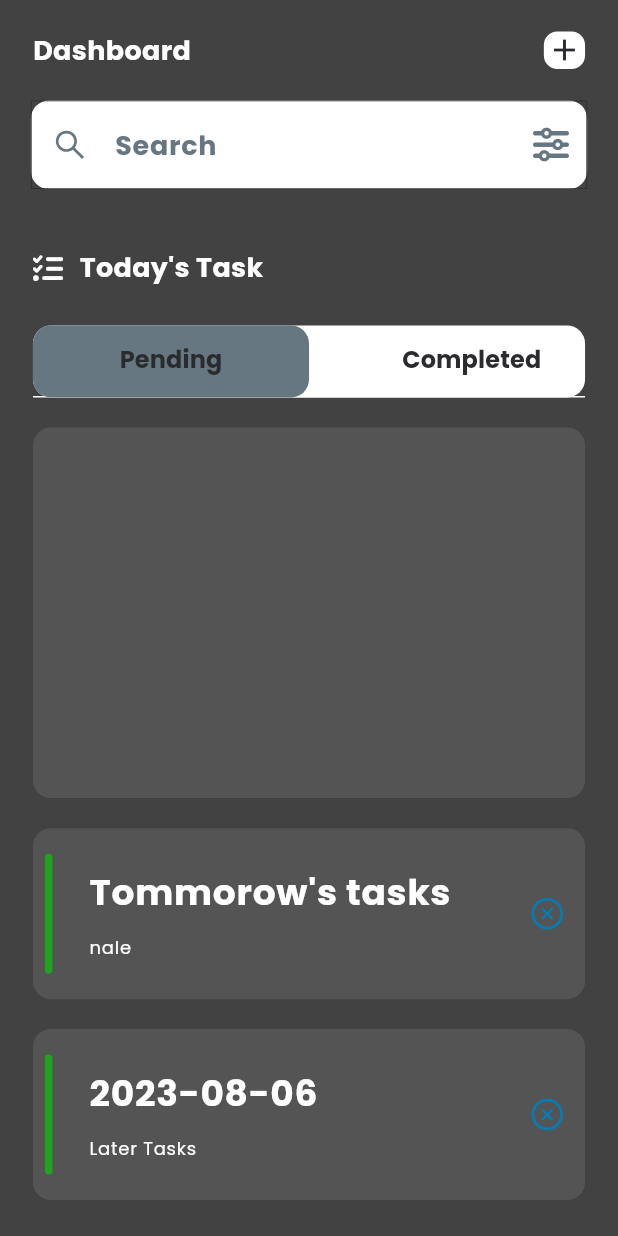
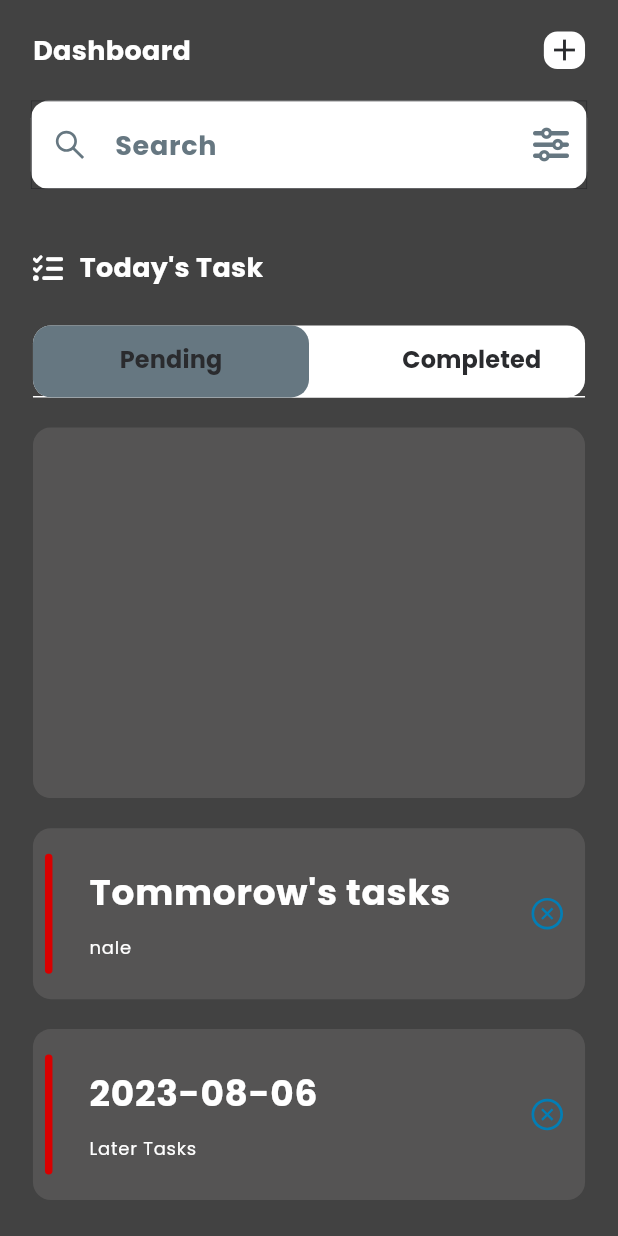
Before and after one commit to Jashwanth-Gowda-R/flutter_todo_app, a Flutter app: the screen it shows after launch, after a tap on an icon or button, on a phone screen of 412 x 824 dp. Run offline on Flutter 3.47's test engine with Material 2 defaults, Android fonts, the phone set to English and light mode, and no system bars; drawn by our look-alikes of dynamic_color; our stand-ins replace country_picker, flutter_datetime_picker_plus, flutter_screenutil, flutter_vector_icons, google_fonts, hooks_riverpod and 4 more; accounts and stored records are empty; generated files the repository leaves out were written again.

Commit message:
Marking todos as complete and Completed Todos list

```diff
--- a/lib/common/widgets/bottom_tiles.dart
+++ b/lib/common/widgets/bottom_tiles.dart
@@ -1,4 +1,5 @@
 // ignore_for_file: public_member_api_docs, sort_constructors_first
+import 'package:advanced_flutter_todo_app/features/todo/controllers/todo/todo_provider.dart';
 import 'package:flutter/material.dart';
 import 'package:hooks_riverpod/hooks_riverpod.dart';
 
@@ -31,6 +32,8 @@ class BottomTitles extends StatelessWidget {
           children: [
             Consumer(
               builder: (context, ref, child) {
+                dynamic color =
+                    ref.read(todoStateProvider.notifier).getRandomColor();
                 return Container(
                   height: 80,
                   width: 5,
@@ -38,7 +41,7 @@ class BottomTitles extends StatelessWidget {
                     borderRadius: BorderRadius.all(
                       Radius.circular(AppConst.kRadius),
                     ),
-                    color: AppConst.kGreen,
+                    color: color,
                   ),
                 );
               },
--- a/lib/features/todo/pages/homepage.dart
+++ b/lib/features/todo/pages/homepage.dart
@@ -8,6 +8,7 @@ import 'package:advanced_flutter_todo_app/common/widgets/width_spacer.dart';
 import 'package:advanced_flutter_todo_app/features/todo/controllers/todo/todo_provider.dart';
 import 'package:advanced_flutter_todo_app/features/todo/controllers/xpansion_provider.dart';
 import 'package:advanced_flutter_todo_app/features/todo/pages/add_todo.dart';
+import 'package:advanced_flutter_todo_app/features/todo/widgets/completed_tasks.dart';
 import 'package:advanced_flutter_todo_app/features/todo/widgets/day_after_tomoorow.dart';
 import 'package:advanced_flutter_todo_app/features/todo/widgets/today_task_list.dart';
 import 'package:advanced_flutter_todo_app/features/todo/widgets/todo_tile.dart';
@@ -214,6 +215,7 @@ class _HomePageState extends ConsumerState<HomePage>
                       Container(
                         height: AppConst.kHeight * 0.3,
                         color: AppConst.kBkLight,
+                        child: const CompletedTasks(),
                       ),
                     ],
                   ),
--- a/lib/features/todo/widgets/tommorow_tasks.dart
+++ b/lib/features/todo/widgets/tommorow_tasks.dart
@@ -21,7 +21,7 @@ class TommorowTasks extends ConsumerWidget {
         )
         .toList();
 
-    dynamic color = ref.watch(todoStateProvider.notifier).getRandomColor();
+    dynamic color = ref.read(todoStateProvider.notifier).getRandomColor();
 
     return XpansionTile(
       text: 'Tommorow\'s tasks',
```
Also changed, not shown: lib/features/todo/widgets/completed_tasks.dart (added, +47 -0 lines), lib/features/todo/widgets/today_task_list.dart (+9 -1 lines).
